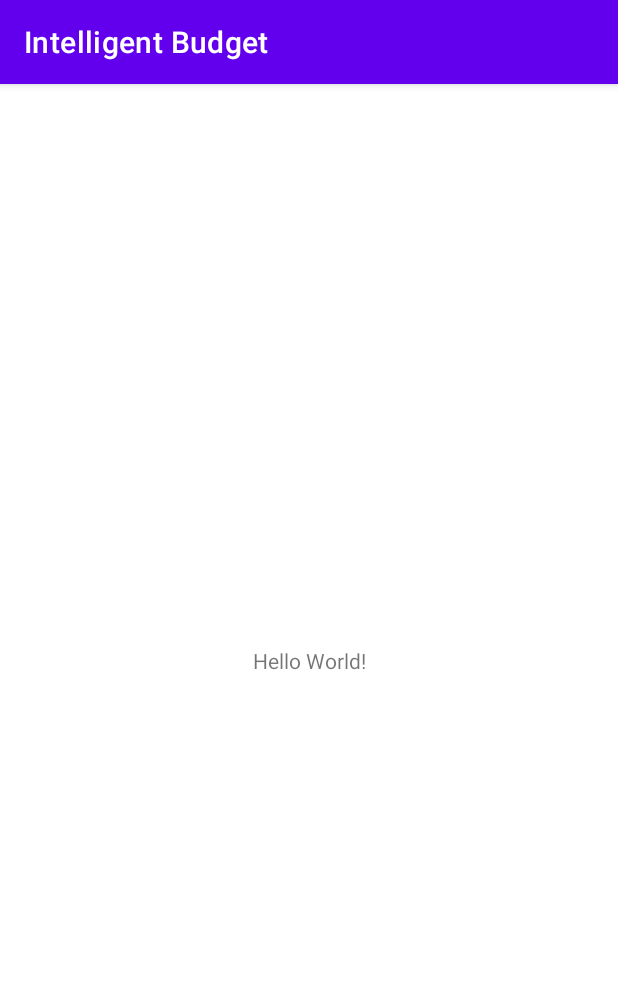
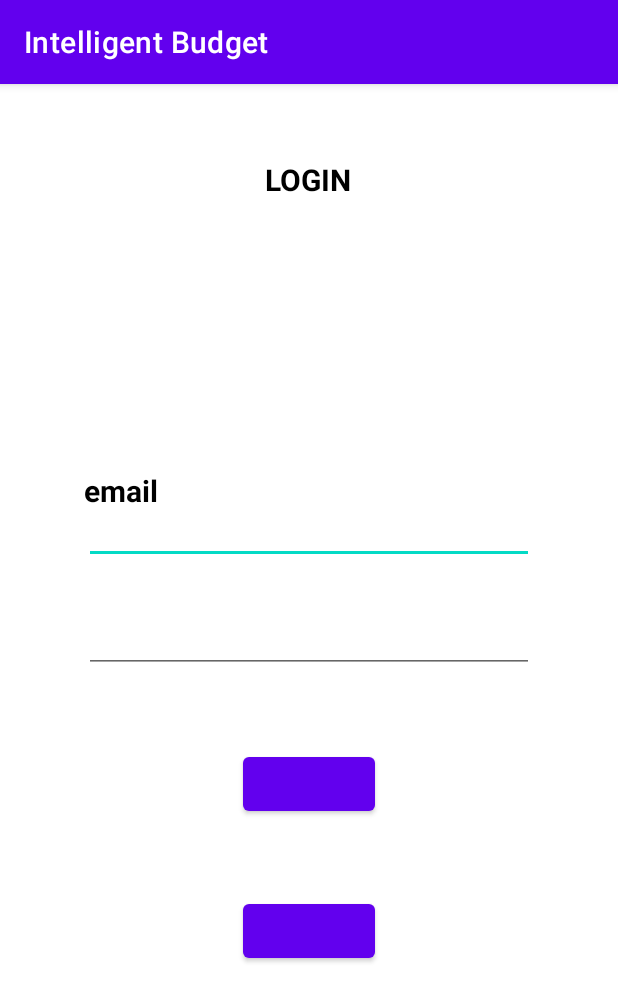
Before and after one commit to JavierDuran1001/Intelligent_Budget, an Android app: the screen it shows after launch (MainActivity), on a phone screen of 412 x 824 dp. Shown: the top 1002 px of the screen. Run offline under Robolectric (Android 15) with nearby library versions, the phone set to English and light mode, and no system bars; our stand-ins replace Firebase (no records; nobody signed in at launch, a user with empty details on screens opened directly); libraries missing offline, so code that uses them is left out: com.firebase.ui.

Commit message:
Pantalla login y pruebas con main activity

```diff
--- a/app/src/main/java/mx/itesm/mamadolores/intelligentbudget/MainActivity.kt
+++ b/app/src/main/java/mx/itesm/mamadolores/intelligentbudget/MainActivity.kt
@@ -1,11 +1,25 @@
 package mx.itesm.mamadolores.intelligentbudget
 
+import android.content.Intent
 import androidx.appcompat.app.AppCompatActivity
 import android.os.Bundle
+import androidx.core.content.ContentProviderCompat.requireContext
+import com.firebase.ui.auth.AuthUI
+import com.firebase.ui.auth.FirebaseAuthUIActivityResultContract
+import com.firebase.ui.auth.data.model.FirebaseAuthUIAuthenticationResult
+import com.google.firebase.auth.FirebaseAuth
+import mx.itesm.mamadolores.intelligentbudget.databinding.ActivityMainBinding
 
 class MainActivity : AppCompatActivity() {
+
+    private lateinit var binding: ActivityMainBinding
+
     override fun onCreate(savedInstanceState: Bundle?) {
         super.onCreate(savedInstanceState)
-        setContentView(R.layout.activity_main)
+        binding = ActivityMainBinding.inflate(layoutInflater)
+        setContentView(binding.root)
+
+        println("Equisde")
+
     }
 }
--- a/app/src/main/res/layout/activity_main.xml
+++ b/app/src/main/res/layout/activity_main.xml
@@ -1,18 +1,105 @@
 <?xml version="1.0" encoding="utf-8"?>
-<androidx.constraintlayout.widget.ConstraintLayout xmlns:android="http://schemas.android.com/apk/res/android"
-    xmlns:app="http://schemas.android.com/apk/res-auto"
+<RelativeLayout
+    xmlns:android="http://schemas.android.com/apk/res/android"
     xmlns:tools="http://schemas.android.com/tools"
     android:layout_width="match_parent"
     android:layout_height="match_parent"
-    tools:context=".MainActivity">
+    tools:context=".LoginActivity">
+
+    <TextView
+
+        android:id="@+id/login_text"
+        android:layout_width="wrap_content"
+        android:layout_height="wrap_content"
+        android:layout_alignParentTop="true"
+        android:layout_centerHorizontal="true"
+        android:layout_marginStart="20dp"
+        android:layout_marginTop="50dp"
+        android:layout_marginEnd="20dp"
+        android:layout_marginBottom="20dp"
+        android:text="login"
+        android:textAllCaps="true"
+        android:textColor="@android:color/black"
+        android:textSize="20sp"
+        android:textStyle="bold" />
+
+    <ImageView
+        android:layout_width="150dp"
+        android:layout_height="120dp"
+        android:id="@+id/login_img"
+        android:layout_centerHorizontal="true"
+        android:layout_below="@id/login_text"
+        android:contentDescription="todo" />
+
+    <TextView
+        android:layout_marginTop="30dp"
+        android:layout_width="wrap_content"
+        android:layout_height="wrap_content"
+        android:id="@+id/login_text2"
+        android:layout_alignStart="@id/login_email"
+        android:layout_below="@id/login_img"
+        android:text="email"
+        android:textSize="20sp"
+        android:textStyle="bold"
+        android:textColor="@android:color/black"
+        android:paddingTop="10dp" />
+
+    <EditText
+        android:id="@+id/login_email"
+        android:layout_width="300dp"
+        android:layout_height="wrap_content"
+        android:layout_below="@id/login_text2"
+        android:layout_centerHorizontal="true"
+        android:inputType="textEmailAddress"
+        android:padding="5dp"
+        android:autofillHints="" />
 
     <TextView
         android:layout_width="wrap_content"
         android:layout_height="wrap_content"
-        android:text="Hello World!"
-        app:layout_constraintBottom_toBottomOf="parent"
-        app:layout_constraintLeft_toLeftOf="parent"
-        app:layout_constraintRight_toRightOf="parent"
-        app:layout_constraintTop_toTopOf="parent" />
+        android:id="@+id/login_text3"
+        android:layout_below="@id/login_email"
+        android:layout_alignStart="@id/login_email"
+        android:textSize="20sp"
+        android:textStyle="bold"
+        android:textColor="@android:color/black"
+        android:paddingTop="10dp"
+        />
+    <EditText
 
-</androidx.constraintlayout.widget.ConstraintLayout>
+        android:id="@+id/login_password"
+        android:layout_width="300dp"
+        android:layout_height="wrap_content"
+        android:layout_below="@id/login_text3"
+
+        android:layout_alignStart="@id/login_email"
+        android:inputType="textPassword"
+
+        android:padding="5dp"
+        android:autofillHints="" />
+
+    <Button
+        android:id="@+id/login_btn"
+        android:layout_width="wrap_content"
+        android:layout_height="wrap_content"
+        android:layout_marginTop="50dp"
+        android:layout_below="@id/login_password"
+
+        android:layout_centerHorizontal="true"
+
+        android:textColor="@android:color/black"/>
+
+
+    <Button
+        android:id="@+id/LogInToRegister"
+        android:layout_width="wrap_content"
+        android:layout_height="wrap_content"
+
+        android:layout_marginTop="50dp"
+        android:layout_below="@id/login_btn"
+        android:layout_centerHorizontal="true"
+
+        android:textColor="#E91E63"
+        />
+
+</RelativeLayout>
```
Also changed, not shown: app/build.gradle (+11 -0 lines), app/src/main/java/mx/itesm/mamadolores/intelligentbudget/LoginActivity.kt (added, +81 -0 lines), app/src/main/res/layout/activity_login.xml (added, +38 -0 lines), app/src/main/res/navigation/navib.xml (added, +14 -0 lines), build.gradle (+7 -3 lines).
